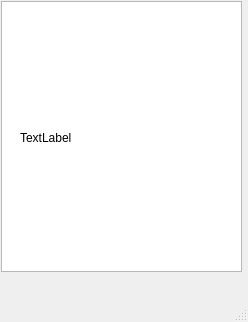
The window that practica5/mainwindow.ui (pablomg99/practica5) describes before a commit, drawn with Qt 5.
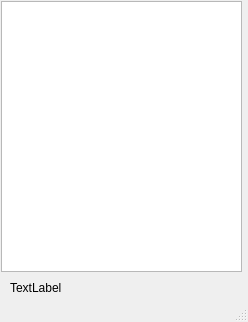
The same window after the commit.

Patch:
```diff
--- a/practica5/mainwindow.ui
+++ b/practica5/mainwindow.ui
@@ -27,8 +27,8 @@
    <widget class="QLabel" name="lblError">
     <property name="geometry">
      <rect>
-      <x>20</x>
-      <y>130</y>
+      <x>10</x>
+      <y>280</y>
       <width>191</width>
       <height>16</height>
      </rect>
```
